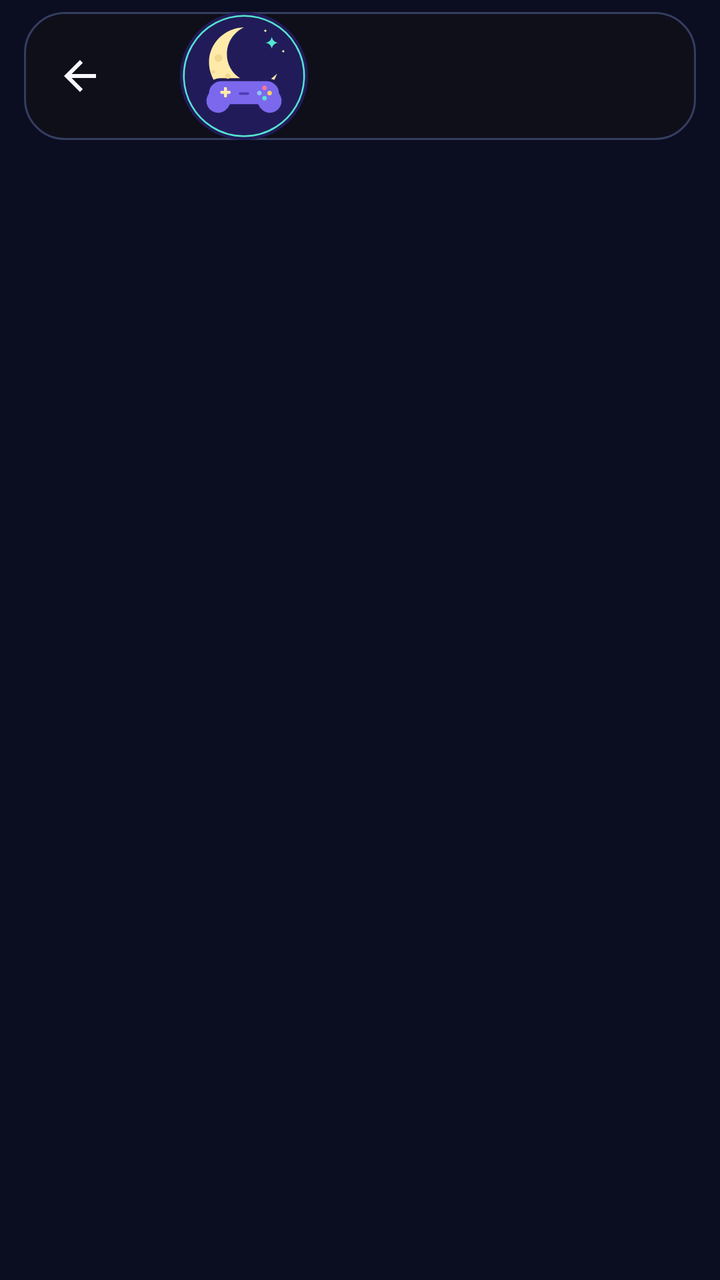
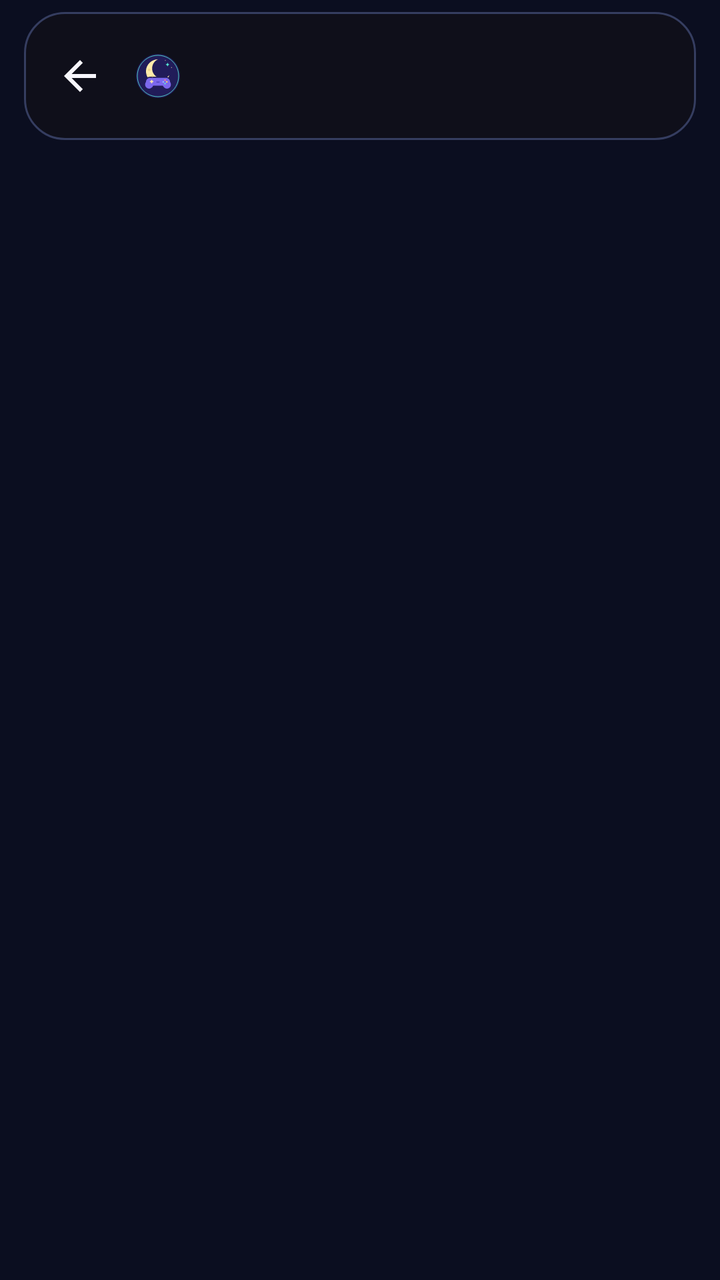

The first picture is an Android layout as it rendered before a commit; the second is the same layout after the commit. The layout source and the unified diff follow.
<!-- AndroidManifest.xml: activity theme Theme.Yuzu.Main -->
<!-- res/layout/fragment_settings.xml -->
<?xml version="1.0" encoding="utf-8"?>
<androidx.coordinatorlayout.widget.CoordinatorLayout xmlns:android="http://schemas.android.com/apk/res/android" xmlns:app="http://schemas.android.com/apk/res-auto"
 android:id="@+id/coordinator_main" android:layout_width="match_parent" android:layout_height="match_parent" android:background="@drawable/moonwitch_background">
 <com.google.android.material.appbar.AppBarLayout android:id="@+id/appbar_settings" style="@style/Widget.Eden.TransparentTopAppBarLayout"
  android:layout_width="match_parent" android:layout_height="wrap_content" android:fitsSystemWindows="true">
  <com.google.android.material.appbar.MaterialToolbar android:id="@+id/toolbar_settings" style="@style/Widget.Eden.TransparentTopToolbar"
   android:layout_width="match_parent" android:layout_height="64dp" android:layout_marginStart="12dp" android:layout_marginTop="6dp" android:layout_marginEnd="12dp"
   app:logo="@drawable/ic_moonwitch_mark" app:navigationIcon="@drawable/ic_back"/>
 </com.google.android.material.appbar.AppBarLayout>
 <androidx.recyclerview.widget.RecyclerView android:id="@+id/list_settings" android:layout_width="match_parent" android:layout_height="match_parent"
  android:clipToPadding="false" android:paddingTop="8dp" android:paddingBottom="24dp" app:layout_behavior="@string/appbar_scrolling_view_behavior"/>
</androidx.coordinatorlayout.widget.CoordinatorLayout>
<!-- resources referenced by this layout -->
<resources>
  <!-- drawable ic_back (drawable) -->
  <vector xmlns:android="http://schemas.android.com/apk/res/android"
      android:width="24dp"
      android:height="24dp"
      android:autoMirrored="true"
      android:viewportWidth="24"
      android:viewportHeight="24">
      <path
          android:fillColor="?attr/colorControlNormal"
          android:pathData="M20,11H7.83l5.59,-5.59L12,4l-8,8 8,8 1.41,-1.41L7.83,13H20v-2z" />
  </vector>
  <!-- drawable moonwitch_background (drawable) -->
  <shape xmlns:android="http://schemas.android.com/apk/res/android"><solid android:color="@color/mw_reform_bg"/></shape>
  <style name="Widget.Eden.TransparentTopAppBarLayout" parent="">
          <item name="android:background">@android:color/transparent</item>
          <item name="android:elevation">0dp</item>
          <item name="android:stateListAnimator">@null</item>
          <item name="elevation">0dp</item>
          <item name="liftOnScroll">false</item>
          <item name="statusBarForeground">@android:color/transparent</item>
      </style>
  <style name="Widget.Eden.TransparentTopToolbar" parent="">
          <item name="android:background">@drawable/mw_reformulation_toolbar_surface</item>
          <item name="android:elevation">0dp</item>
          <item name="backgroundTint">@android:color/transparent</item>
          <item name="titleTextColor">@color/mw_ui_text</item>
          <item name="subtitleTextColor">@color/mw_ui_text_2</item>
          <item name="navigationIconTint">@color/mw_ui_text</item>
      </style>
  <color name="mw_reform_bg">#0B0E20</color>
  <!-- drawable mw_reformulation_toolbar_surface (drawable) -->
  <?xml version="1.0" encoding="utf-8"?>
  <shape xmlns:android="http://schemas.android.com/apk/res/android" android:shape="rectangle"><solid android:color="#E610101A"/><corners android:radius="20dp"/><stroke android:width="1dp" android:color="@color/mw_ui_border"/></shape>
  <color name="mw_ui_text">#F7F6FC</color>
  <color name="mw_ui_text_2">#B7BED5</color>
  <color name="yuzu_error">#BA1A1A</color>
  <color name="yuzu_errorContainer">#FFDAD6</color>
  <color name="yuzu_onError">#FFFFFF</color>
  <color name="yuzu_onErrorContainer">#410002</color>
  <color name="yuzu_shadow">#000000</color>
  <style name="YuzuSlider" parent="Widget.Material3.Slider">
          <item name="tickVisible">false</item>
          <item name="labelBehavior">gone</item>
      </style>
  <style name="YuzuPopupMenu" parent="Widget.Material3.PopupMenu">
          <item name="android:popupBackground">@drawable/popup_menu_background</item>
      </style>
  <color name="mw_ui_border">#353D60</color>
  <!-- drawable popup_menu_background (drawable) -->
  <?xml version="1.0" encoding="utf-8"?>
  <shape xmlns:android="http://schemas.android.com/apk/res/android"
      android:shape="rectangle">
      <solid android:color="?attr/colorSurface" />
      <corners android:radius="8dp" />
      <stroke
          android:width="1dp"
          android:color="?attr/colorOutline" />
  </shape>
  <!-- unchanged entries left out for length: 2 -->
</resources>

<!-- the commit's change to res/layout/fragment_settings.xml (unified diff, before → after) -->
@@ -5,7 +5,7 @@
   android:layout_width="match_parent" android:layout_height="wrap_content" android:fitsSystemWindows="true">
   <com.google.android.material.appbar.MaterialToolbar android:id="@+id/toolbar_settings" style="@style/Widget.Eden.TransparentTopToolbar"
    android:layout_width="match_parent" android:layout_height="64dp" android:layout_marginStart="12dp" android:layout_marginTop="6dp" android:layout_marginEnd="12dp"
-   app:logo="@drawable/ic_moonwitch_mark" app:navigationIcon="@drawable/ic_back"/>
+   app:logo="@drawable/mw_toolbar_mark" app:navigationIcon="@drawable/ic_back"/>
  </com.google.android.material.appbar.AppBarLayout>
  <androidx.recyclerview.widget.RecyclerView android:id="@+id/list_settings" android:layout_width="match_parent" android:layout_height="match_parent"
   android:clipToPadding="false" android:paddingTop="8dp" android:paddingBottom="24dp" app:layout_behavior="@string/appbar_scrolling_view_behavior"/>
<!-- resource entries referenced after the edit -->
@@ -13,6 +13,8 @@
   </vector>
   <!-- drawable moonwitch_background (drawable) -->
   <shape xmlns:android="http://schemas.android.com/apk/res/android"><solid android:color="@color/mw_reform_bg"/></shape>
+  <!-- drawable mw_toolbar_mark (drawable) -->
+  <layer-list xmlns:android="http://schemas.android.com/apk/res/android"><item android:width="22dp" android:height="22dp" android:drawable="@drawable/ic_moonwitch_mark"/></layer-list>
   <style name="Widget.Eden.TransparentTopAppBarLayout" parent="">
           <item name="android:background">@android:color/transparent</item>
           <item name="android:elevation">0dp</item>
